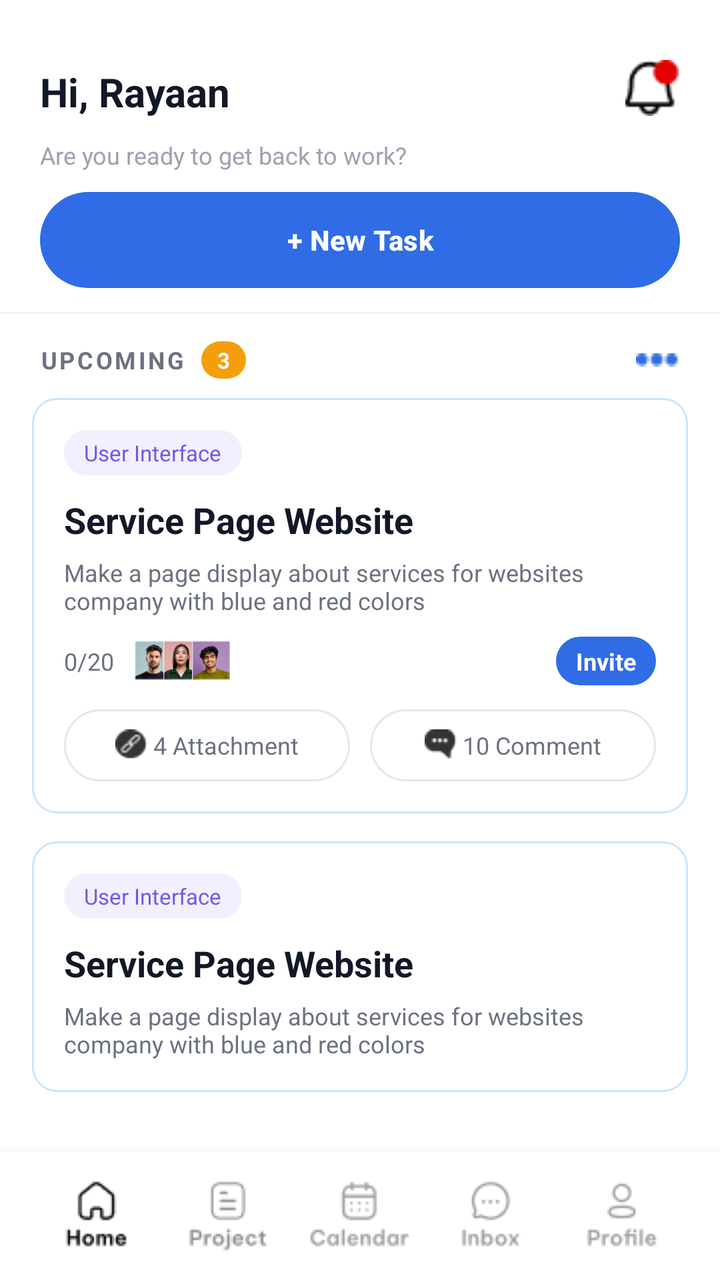
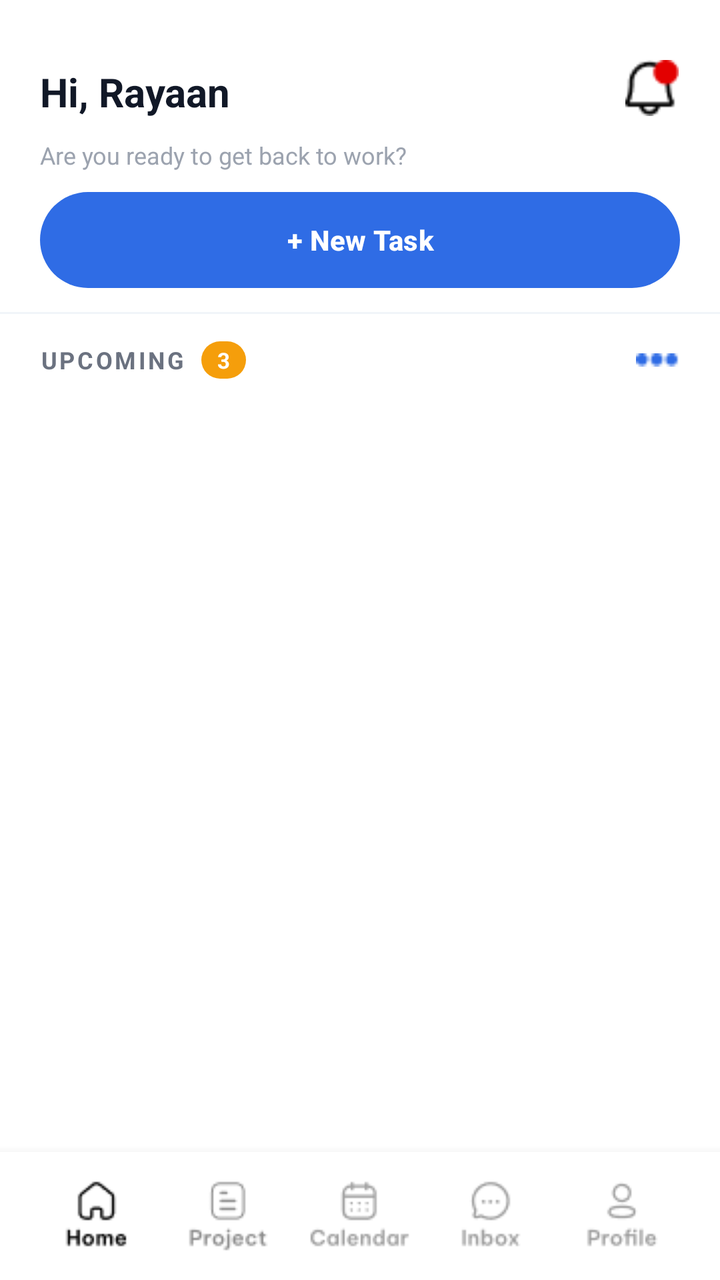

Screens rendered from an Android XML layout before and after an edit, with the pre-edit source and the edit as a unified diff.
<!-- AndroidManifest.xml: application theme Theme.Teamflow -->
<!-- res/layout/activity_home_page.xml -->
<RelativeLayout xmlns:android="http://schemas.android.com/apk/res/android"
    xmlns:app="http://schemas.android.com/apk/res-auto"
    android:layout_width="match_parent"
    android:layout_height="match_parent"
    xmlns:tools="http://schemas.android.com/tools"
    android:id="@+id/main"
    android:background="#FFFFFF"
    tools:context=".home_page">

    
    <LinearLayout
        android:id="@+id/header"
        android:layout_width="match_parent"
        android:layout_height="88dp"
        android:orientation="horizontal"
        android:paddingStart="20dp"
        android:paddingEnd="20dp"
        android:gravity="center_vertical">

        <LinearLayout
            android:layout_marginTop="15dp"
            android:layout_width="0dp"
            android:layout_height="wrap_content"
            android:layout_weight="1"
            android:orientation="vertical">

            <TextView
                android:id="@+id/tvHello"
                android:layout_width="wrap_content"
                android:layout_height="wrap_content"
                android:text="Hi, Rayaan"
                android:textColor="#111827"
                android:textSize="20sp"
                android:textStyle="bold" />

            <TextView
                android:layout_marginTop="10dp"
                android:id="@+id/tvPrompt"
                android:layout_width="wrap_content"
                android:layout_height="wrap_content"
                android:text="Are you ready to get back to work?"
                android:textColor="#9CA3AF"
                android:textSize="12sp" />
        </LinearLayout>

        <RelativeLayout
            android:layout_width="28dp"
            android:layout_height="28dp">

            <ImageView
                android:id="@+id/ivBell"
                android:layout_width="match_parent"
                android:layout_height="match_parent"
                android:src="@drawable/bell_icon" />


        </RelativeLayout>
    </LinearLayout>

    
    <Button
        android:id="@+id/btnNewTask"
        android:layout_width="match_parent"
        android:layout_height="48dp"
        android:layout_below="@id/header"
        android:layout_marginStart="20dp"
        android:layout_marginEnd="20dp"
        android:layout_marginTop="8dp"
        android:text="+ New Task"
        android:textAllCaps="false"
        android:textStyle="bold"
        android:textColor="@android:color/white"
        android:background="@drawable/bg_btn_pill_blue"
        android:backgroundTint="@null" />

    <View
        android:id="@+id/dividerTop"
        android:layout_width="match_parent"
        android:layout_height="1dp"
        android:layout_below="@id/btnNewTask"
        android:layout_marginTop="12dp"
        android:background="#F1F5F9" />

    
    <LinearLayout
        android:id="@+id/sectionHeader"
        android:layout_width="match_parent"
        android:layout_height="wrap_content"
        android:layout_below="@id/dividerTop"
        android:layout_marginStart="20dp"
        android:layout_marginEnd="20dp"
        android:layout_marginTop="12dp"
        android:orientation="horizontal"
        android:gravity="center_vertical">

        <TextView
            android:layout_width="wrap_content"
            android:layout_height="wrap_content"
            android:text="UPCOMING"
            android:letterSpacing="0.1"
            android:textColor="#6B7280"
            android:textSize="12sp"
            android:textStyle="bold" />

        <TextView
            android:id="@+id/tvUpcomingCount"
            android:layout_width="wrap_content"
            android:layout_height="wrap_content"
            android:layout_marginStart="8dp"
            android:paddingStart="8dp"
            android:paddingEnd="8dp"
            android:paddingTop="2dp"
            android:paddingBottom="2dp"
            android:background="@drawable/bg_badge_orange"
            android:text="3"
            android:textColor="#FFFFFF"
            android:textSize="11sp"
            android:textStyle="bold" />

        <View
            android:layout_width="0dp"
            android:layout_height="0dp"
            android:layout_weight="1" />

        <ImageView
            android:id="@+id/btnMore"
            android:layout_width="22dp"
            android:layout_height="22dp"
            android:src="@drawable/more"
            app:tint="#2F6CE5" />
    </LinearLayout>

    <ScrollView
        android:id="@+id/scrollArea"
        android:layout_width="match_parent"
        android:layout_height="0dp"
        android:layout_below="@id/sectionHeader"
        android:layout_above="@+id/bottomNav"
        android:fillViewport="true"
        android:paddingStart="16dp"
        android:paddingEnd="16dp"
        android:paddingTop="8dp">

        <LinearLayout
            android:id="@+id/tasksContainer"
            android:layout_width="match_parent"
            android:layout_height="wrap_content"
            android:orientation="vertical">

            
            <LinearLayout
                android:layout_width="match_parent"
                android:layout_height="wrap_content"
                android:orientation="vertical"
                android:background="@drawable/bg_card_soft"
                android:padding="16dp"
                android:layout_marginBottom="14dp">

                
                <TextView
                    android:layout_width="wrap_content"
                    android:layout_height="wrap_content"
                    android:paddingStart="10dp"
                    android:paddingEnd="10dp"
                    android:paddingTop="4dp"
                    android:paddingBottom="4dp"
                    android:text="User Interface"
                    android:textColor="#6B5AE6"
                    android:textSize="11sp"
                    android:background="@drawable/bg_pill_light"/>

                
                <TextView
                    android:layout_width="wrap_content"
                    android:layout_height="wrap_content"
                    android:layout_marginTop="10dp"
                    android:text="Service Page Website"
                    android:textColor="#111827"
                    android:textSize="18sp"
                    android:textStyle="bold"/>

                <TextView
                    android:layout_width="wrap_content"
                    android:layout_height="wrap_content"
                    android:layout_marginTop="6dp"
                    android:text="Make a page display about services for websites company with blue and red colors"
                    android:textColor="#6B7280"
                    android:textSize="12sp"/>

                
                <LinearLayout
                    android:layout_width="match_parent"
                    android:layout_height="wrap_content"
                    android:layout_marginTop="10dp"
                    android:orientation="horizontal"
                    android:gravity="center_vertical">

                    <TextView
                        android:layout_width="wrap_content"
                        android:layout_height="wrap_content"
                        android:text="0/20"
                        android:textColor="#6B7280"
                        android:textSize="12sp"/>

                    <LinearLayout
                        android:layout_width="wrap_content"
                        android:layout_height="wrap_content"
                        android:layout_marginStart="10dp"
                        android:orientation="horizontal">
                        
                        <ImageView android:layout_width="20dp" android:layout_height="20dp" android:src="@drawable/pfp1"/>
                        <ImageView android:layout_width="20dp" android:layout_height="20dp" android:layout_marginStart="-6dp" android:src="@drawable/pfp2"/>
                        <ImageView android:layout_width="20dp" android:layout_height="20dp" android:layout_marginStart="-6dp" android:src="@drawable/pfp3"/>
                    </LinearLayout>

                    <View
                        android:layout_width="0dp"
                        android:layout_height="0dp"
                        android:layout_weight="1"/>

                    <TextView
                        android:layout_width="wrap_content"
                        android:layout_height="wrap_content"
                        android:paddingStart="10dp"
                        android:paddingEnd="10dp"
                        android:paddingTop="4dp"
                        android:paddingBottom="4dp"
                        android:text="Invite"
                        android:textColor="#FFFFFF"
                        android:textSize="12sp"
                        android:textStyle="bold"
                        android:background="@drawable/bg_chip_primary"/>
                </LinearLayout>

                
                <LinearLayout
                    android:layout_width="match_parent"
                    android:layout_height="wrap_content"
                    android:layout_marginTop="12dp"
                    android:orientation="horizontal">

                    
                    <RelativeLayout
                        android:layout_width="0dp"
                        android:layout_height="36dp"
                        android:layout_weight="1"
                        android:background="@drawable/bg_chip_outline"
                        android:layout_marginEnd="5dp">

                        <LinearLayout
                            android:layout_width="wrap_content"
                            android:layout_height="wrap_content"
                            android:layout_centerInParent="true"
                            android:orientation="horizontal"
                            android:gravity="center_vertical">

                            <ImageView
                                android:layout_width="16dp"
                                android:layout_height="16dp"
                                android:src="@drawable/paperclip"
                                android:layout_gravity="center_vertical" />

                            <TextView
                                android:layout_width="wrap_content"
                                android:layout_height="wrap_content"
                                android:text=" 4 Attachment"
                                android:textColor="#6B7280"
                                android:textSize="12sp" />
                        </LinearLayout>
                    </RelativeLayout>

                    
                    <RelativeLayout
                        android:layout_width="0dp"
                        android:layout_height="36dp"
                        android:layout_weight="1"
                        android:background="@drawable/bg_chip_outline"
                        android:layout_marginStart="5dp">

                        <LinearLayout
                            android:layout_width="wrap_content"
                            android:layout_height="wrap_content"
                            android:layout_centerInParent="true"
                            android:orientation="horizontal"
                            android:gravity="center_vertical">

                            <ImageView
                                android:layout_width="16dp"
                                android:layout_height="16dp"
                                android:src="@drawable/comments"
                                android:layout_gravity="center_vertical" />

                            <TextView
                                android:layout_width="wrap_content"
                                android:layout_height="wrap_content"
                                android:text=" 10 Comment"
                                android:textColor="#6B7280"
                                android:textSize="12sp" />
                        </LinearLayout>
                    </RelativeLayout>
                </LinearLayout>
            </LinearLayout>

            
            <LinearLayout
                android:layout_width="match_parent"
                android:layout_height="wrap_content"
                android:orientation="vertical"
                android:background="@drawable/bg_card_soft"
                android:padding="16dp"
                android:layout_marginBottom="14dp">

                <TextView
                    android:layout_width="wrap_content"
                    android:layout_height="wrap_content"
                    android:paddingStart="10dp"
                    android:paddingEnd="10dp"
                    android:paddingTop="4dp"
                    android:paddingBottom="4dp"
                    android:text="User Interface"
                    android:textColor="#6B5AE6"
                    android:textSize="11sp"
                    android:background="@drawable/bg_pill_light"/>

                <TextView
                    android:layout_width="wrap_content"
                    android:layout_height="wrap_content"
                    android:layout_marginTop="10dp"
                    android:text="Service Page Website"
                    android:textColor="#111827"
                    android:textSize="18sp"
                    android:textStyle="bold"/>

                <TextView
                    android:layout_width="wrap_content"
                    android:layout_height="wrap_content"
                    android:layout_marginTop="6dp"
                    android:text="Make a page display about services for websites company with blue and red colors"
                    android:textColor="#6B7280"
                    android:textSize="12sp"/>
            </LinearLayout>

        </LinearLayout>
    </ScrollView>

    
    <LinearLayout
        android:id="@+id/bottomNav"
        android:layout_width="match_parent"
        android:layout_height="64dp"
        android:layout_alignParentBottom="true"
        android:orientation="horizontal"
        android:background="#FFFFFF"
        android:paddingStart="16dp"
        android:paddingEnd="16dp"
        android:elevation="8dp">

        
        <LinearLayout
            android:layout_width="0dp"
            android:layout_height="match_parent"
            android:layout_weight="1"
            android:gravity="center"
            android:orientation="vertical">

            <ImageView
                android:layout_width="wrap_content"
                android:layout_height="wrap_content"
                android:src="@drawable/home_unselect"
                app:tint="@color/black" />


        </LinearLayout>

        
        <LinearLayout
            android:layout_width="0dp"
            android:layout_height="match_parent"
            android:layout_weight="1"
            android:gravity="center"
            android:orientation="vertical">
            <ImageView android:layout_width="wrap_content" android:layout_height="wrap_content" android:src="@drawable/project"/>
        </LinearLayout>

        <LinearLayout
            android:layout_width="0dp"
            android:layout_height="match_parent"
            android:layout_weight="1"
            android:gravity="center"
            android:orientation="vertical">
            <ImageView android:layout_width="wrap_content" android:layout_height="wrap_content" android:src="@drawable/calendar_unselect"/>
        </LinearLayout>

        <LinearLayout
            android:layout_width="0dp"
            android:layout_height="match_parent"
            android:layout_weight="1"
            android:gravity="center"
            android:orientation="vertical">
            <ImageView android:layout_width="wrap_content" android:layout_height="wrap_content" android:src="@drawable/inbox_unselect"/>
        </LinearLayout>

        <LinearLayout
            android:layout_width="0dp"
            android:layout_height="match_parent"
            android:layout_weight="1"
            android:gravity="center"
            android:orientation="vertical">
            <ImageView android:layout_width="wrap_content" android:layout_height="wrap_content" android:src="@drawable/profile_unselect"/>
        </LinearLayout>
    </LinearLayout>

</RelativeLayout>
<!-- resources referenced by this layout -->
<resources>
  <color name="black">#FF000000</color>
  <!-- drawable bell_icon: png bitmap (drawable, 509 bytes) -->
  <!-- drawable bg_badge_orange (drawable) -->
  <shape xmlns:android="http://schemas.android.com/apk/res/android">
      <solid android:color="#F59E0B"/>
      <corners android:radius="12dp"/>
  </shape>
  <!-- drawable bg_btn_pill_blue (drawable) -->
  <shape xmlns:android="http://schemas.android.com/apk/res/android">
      <solid android:color="#2F6CE5"/>
      <corners android:radius="24dp"/>
  </shape>
  <!-- drawable bg_card_soft (drawable) -->
  <shape xmlns:android="http://schemas.android.com/apk/res/android">
      <solid android:color="#FFFFFF"/>
      <corners android:radius="12dp"/>
      <stroke android:width="1dp" android:color="#CBE5FD"/>
  </shape>
  <!-- drawable bg_chip_outline (drawable) -->
  <shape xmlns:android="http://schemas.android.com/apk/res/android">
      <solid android:color="#FFFFFF"/>
      <stroke android:width="1dp" android:color="#E5E7EB"/>
      <corners android:radius="18dp"/>
  </shape>
  <!-- drawable bg_chip_primary (drawable) -->
  <shape xmlns:android="http://schemas.android.com/apk/res/android">
      <solid android:color="#2F6CE5"/>
      <corners android:radius="16dp"/>
  </shape>
  <!-- drawable bg_pill_light (drawable) -->
  <shape xmlns:android="http://schemas.android.com/apk/res/android">
      <solid android:color="#F2F0FF"/>
      <corners android:radius="16dp"/>
  </shape>
  <!-- drawable calendar_unselect: png bitmap (drawable, 1151 bytes) -->
  <!-- drawable comments: png bitmap (drawable, 347 bytes) -->
  <!-- drawable home_unselect: png bitmap (drawable, 898 bytes) -->
  <!-- drawable inbox_unselect: png bitmap (drawable, 952 bytes) -->
  <!-- drawable more: png bitmap (drawable, 224 bytes) -->
  <!-- drawable paperclip: png bitmap (drawable, 399 bytes) -->
  <!-- drawable pfp1: png bitmap (drawable, 3442 bytes) -->
  <!-- drawable pfp2: png bitmap (drawable, 3665 bytes) -->
  <!-- drawable pfp3: png bitmap (drawable, 3564 bytes) -->
  <!-- drawable profile_unselect: png bitmap (drawable, 1003 bytes) -->
  <!-- drawable project: png bitmap (drawable, 1049 bytes) -->
  <style name="Theme.Teamflow" parent="Base.Theme.Teamflow" />
  <style name="Base.Theme.Teamflow" parent="Theme.Material3.DayNight.NoActionBar">
          
         <item name="colorPrimary">#2F6CE5</item>
      </style>
</resources>

<!-- the commit's change to res/layout/activity_home_page.xml (unified diff, before → after) -->
@@ -130,218 +130,18 @@
             app:tint="#2F6CE5" />
     </LinearLayout>
 
-    <ScrollView
-        android:id="@+id/scrollArea"
+    
+    <androidx.recyclerview.widget.RecyclerView
+        android:id="@+id/rvTasks"
         android:layout_width="match_parent"
         android:layout_height="0dp"
         android:layout_below="@id/sectionHeader"
-        android:layout_above="@+id/bottomNav"
-        android:fillViewport="true"
+        android:layout_above="@id/bottomNav"
         android:paddingStart="16dp"
         android:paddingEnd="16dp"
-        android:paddingTop="8dp">
-
-        <LinearLayout
-            android:id="@+id/tasksContainer"
-            android:layout_width="match_parent"
-            android:layout_height="wrap_content"
-            android:orientation="vertical">
-
-            
-            <LinearLayout
-                android:layout_width="match_parent"
-                android:layout_height="wrap_content"
-                android:orientation="vertical"
-                android:background="@drawable/bg_card_soft"
-                android:padding="16dp"
-                android:layout_marginBottom="14dp">
-
-                
-                <TextView
-                    android:layout_width="wrap_content"
-                    android:layout_height="wrap_content"
-                    android:paddingStart="10dp"
-                    android:paddingEnd="10dp"
-                    android:paddingTop="4dp"
-                    android:paddingBottom="4dp"
-                    android:text="User Interface"
-                    android:textColor="#6B5AE6"
-                    android:textSize="11sp"
-                    android:background="@drawable/bg_pill_light"/>
-
-                
-                <TextView
-                    android:layout_width="wrap_content"
-                    android:layout_height="wrap_content"
-                    android:layout_marginTop="10dp"
-                    android:text="Service Page Website"
-                    android:textColor="#111827"
-                    android:textSize="18sp"
-                    android:textStyle="bold"/>
-
-                <TextView
-                    android:layout_width="wrap_content"
-                    android:layout_height="wrap_content"
-                    android:layout_marginTop="6dp"
-                    android:text="Make a page display about services for websites company with blue and red colors"
-                    android:textColor="#6B7280"
-                    android:textSize="12sp"/>
-
-                
-                <LinearLayout
-                    android:layout_width="match_parent"
-                    android:layout_height="wrap_content"
-                    android:layout_marginTop="10dp"
-                    android:orientation="horizontal"
-                    android:gravity="center_vertical">
-
-                    <TextView
-                        android:layout_width="wrap_content"
-                        android:layout_height="wrap_content"
-                        android:text="0/20"
-                        android:textColor="#6B7280"
-                        android:textSize="12sp"/>
-
-                    <LinearLayout
-                        android:layout_width="wrap_content"
-                        android:layout_height="wrap_content"
-                        android:layout_marginStart="10dp"
-                        android:orientation="horizontal">
-                        
-                        <ImageView android:layout_width="20dp" android:layout_height="20dp" android:src="@drawable/pfp1"/>
-                        <ImageView android:layout_width="20dp" android:layout_height="20dp" android:layout_marginStart="-6dp" android:src="@drawable/pfp2"/>
-                        <ImageView android:layout_width="20dp" android:layout_height="20dp" android:layout_marginStart="-6dp" android:src="@drawable/pfp3"/>
-                    </LinearLayout>
-
-                    <View
-                        android:layout_width="0dp"
-                        android:layout_height="0dp"
-                        android:layout_weight="1"/>
-
-                    <TextView
-                        android:layout_width="wrap_content"
-                        android:layout_height="wrap_content"
-                        android:paddingStart="10dp"
-                        android:paddingEnd="10dp"
-                        android:paddingTop="4dp"
-                        android:paddingBottom="4dp"
-                        android:text="Invite"
-                        android:textColor="#FFFFFF"
-                        android:textSize="12sp"
-                        android:textStyle="bold"
-                        android:background="@drawable/bg_chip_primary"/>
-                </LinearLayout>
-
-                
-                <LinearLayout
-                    android:layout_width="match_parent"
-                    android:layout_height="wrap_content"
-                    android:layout_marginTop="12dp"
-                    android:orientation="horizontal">
-
-                    
-                    <RelativeLayout
-                        android:layout_width="0dp"
-                        android:layout_height="36dp"
-                        android:layout_weight="1"
-                        android:background="@drawable/bg_chip_outline"
-                        android:layout_marginEnd="5dp">
-
-                        <LinearLayout
-                            android:layout_width="wrap_content"
-                            android:layout_height="wrap_content"
-                            android:layout_centerInParent="true"
-                            android:orientation="horizontal"
-                            android:gravity="center_vertical">
-
-                            <ImageView
-                                android:layout_width="16dp"
-                                android:layout_height="16dp"
-                                android:src="@drawable/paperclip"
-                                android:layout_gravity="center_vertical" />
-
-                            <TextView
-                                android:layout_width="wrap_content"
-                                android:layout_height="wrap_content"
-                                android:text=" 4 Attachment"
-                                android:textColor="#6B7280"
-                                android:textSize="12sp" />
-                        </LinearLayout>
-                    </RelativeLayout>
-
-                    
-                    <RelativeLayout
-                        android:layout_width="0dp"
-                        android:layout_height="36dp"
-                        android:layout_weight="1"
-                        android:background="@drawable/bg_chip_outline"
-                        android:layout_marginStart="5dp">
-
-                        <LinearLayout
-                            android:layout_width="wrap_content"
-                            android:layout_height="wrap_content"
-                            android:layout_centerInParent="true"
-                            android:orientation="horizontal"
-                            android:gravity="center_vertical">
-
-                            <ImageView
-                                android:layout_width="16dp"
-                                android:layout_height="16dp"
-                                android:src="@drawable/comments"
-                                android:layout_gravity="center_vertical" />
-
-                            <TextView
-                                android:layout_width="wrap_content"
-                                android:layout_height="wrap_content"
-                                android:text=" 10 Comment"
-                                android:textColor="#6B7280"
-                                android:textSize="12sp" />
-                        </LinearLayout>
-                    </RelativeLayout>
-                </LinearLayout>
-            </LinearLayout>
-
-            
-            <LinearLayout
-                android:layout_width="match_parent"
-                android:layout_height="wrap_content"
-                android:orientation="vertical"
-                android:background="@drawable/bg_card_soft"
-                android:padding="16dp"
-                android:layout_marginBottom="14dp">
-
-                <TextView
-                    android:layout_width="wrap_content"
-                    android:layout_height="wrap_content"
-                    android:paddingStart="10dp"
-                    android:paddingEnd="10dp"
-                    android:paddingTop="4dp"
-                    android:paddingBottom="4dp"
-                    android:text="User Interface"
-                    android:textColor="#6B5AE6"
-                    android:textSize="11sp"
-                    android:background="@drawable/bg_pill_light"/>
-
-                <TextView
-                    android:layout_width="wrap_content"
-                    android:layout_height="wrap_content"
-                    android:layout_marginTop="10dp"
-                    android:text="Service Page Website"
-                    android:textColor="#111827"
-                    android:textSize="18sp"
-                    android:textStyle="bold"/>
-
-                <TextView
-                    android:layout_width="wrap_content"
-                    android:layout_height="wrap_content"
-                    android:layout_marginTop="6dp"
-                    android:text="Make a page display about services for websites company with blue and red colors"
-                    android:textColor="#6B7280"
-                    android:textSize="12sp"/>
-            </LinearLayout>
-
-        </LinearLayout>
-    </ScrollView>
+        android:paddingTop="8dp"
+        android:clipToPadding="false" />
+
 
     
     <LinearLayout
@@ -357,6 +157,7 @@
 
         
         <LinearLayout
+            android:id="@+id/navHome"
             android:layout_width="0dp"
             android:layout_height="match_parent"
             android:layout_weight="1"
@@ -368,46 +169,69 @@
                 android:layout_height="wrap_content"
                 android:src="@drawable/home_unselect"
                 app:tint="@color/black" />
-
-
-        </LinearLayout>
-
-        
-        <LinearLayout
-            android:layout_width="0dp"
-            android:layout_height="match_parent"
-            android:layout_weight="1"
-            android:gravity="center"
-            android:orientation="vertical">
-            <ImageView android:layout_width="wrap_content" android:layout_height="wrap_content" android:src="@drawable/project"/>
-        </LinearLayout>
-
-        <LinearLayout
-            android:layout_width="0dp"
-            android:layout_height="match_parent"
-            android:layout_weight="1"
-            android:gravity="center"
-            android:orientation="vertical">
-            <ImageView android:layout_width="wrap_content" android:layout_height="wrap_content" android:src="@drawable/calendar_unselect"/>
-        </LinearLayout>
-
-        <LinearLayout
-            android:layout_width="0dp"
-            android:layout_height="match_parent"
-            android:layout_weight="1"
-            android:gravity="center"
-            android:orientation="vertical">
-            <ImageView android:layout_width="wrap_content" android:layout_height="wrap_content" android:src="@drawable/inbox_unselect"/>
-        </LinearLayout>
-
-        <LinearLayout
-            android:layout_width="0dp"
-            android:layout_height="match_parent"
-            android:layout_weight="1"
-            android:gravity="center"
-            android:orientation="vertical">
-            <ImageView android:layout_width="wrap_content" android:layout_height="wrap_content" android:src="@drawable/profile_unselect"/>
-        </LinearLayout>
+        </LinearLayout>
+
+        
+        <LinearLayout
+            android:id="@+id/navProjects"
+            android:layout_width="0dp"
+            android:layout_height="match_parent"
+            android:layout_weight="1"
+            android:gravity="center"
+            android:orientation="vertical">
+
+            <ImageView
+                android:layout_width="wrap_content"
+                android:layout_height="wrap_content"
+                android:src="@drawable/project" />
+        </LinearLayout>
+
+        
+        <LinearLayout
+            android:id="@+id/navCalendar"
+            android:layout_width="0dp"
+            android:layout_height="match_parent"
+            android:layout_weight="1"
+            android:gravity="center"
+            android:orientation="vertical">
+
+            <ImageView
+                android:layout_width="wrap_content"
+                android:layout_height="wrap_content"
+                android:src="@drawable/calendar_unselect" />
+        </LinearLayout>
+
+        
+        <LinearLayout
+            android:id="@+id/navInbox"
+            android:layout_width="0dp"
+            android:layout_height="match_parent"
+            android:layout_weight="1"
+            android:gravity="center"
+            android:orientation="vertical">
+
+            <ImageView
+                android:layout_width="wrap_content"
+                android:layout_height="wrap_content"
+                android:src="@drawable/inbox_unselect" />
+        </LinearLayout>
+
+        
+        <LinearLayout
+            android:id="@+id/navProfile"
+            android:layout_width="0dp"
+            android:layout_height="match_parent"
+            android:layout_weight="1"
+            android:gravity="center"
+            android:orientation="vertical">
+
+            <ImageView
+                android:layout_width="wrap_content"
+                android:layout_height="wrap_content"
+                android:src="@drawable/profile_unselect" />
+        </LinearLayout>
+
     </LinearLayout>
 
+
 </RelativeLayout>
<!-- resource entries referenced after the edit -->
@@ -12,37 +12,10 @@
       <solid android:color="#2F6CE5"/>
       <corners android:radius="24dp"/>
   </shape>
-  <!-- drawable bg_card_soft (drawable) -->
-  <shape xmlns:android="http://schemas.android.com/apk/res/android">
-      <solid android:color="#FFFFFF"/>
-      <corners android:radius="12dp"/>
-      <stroke android:width="1dp" android:color="#CBE5FD"/>
-  </shape>
-  <!-- drawable bg_chip_outline (drawable) -->
-  <shape xmlns:android="http://schemas.android.com/apk/res/android">
-      <solid android:color="#FFFFFF"/>
-      <stroke android:width="1dp" android:color="#E5E7EB"/>
-      <corners android:radius="18dp"/>
-  </shape>
-  <!-- drawable bg_chip_primary (drawable) -->
-  <shape xmlns:android="http://schemas.android.com/apk/res/android">
-      <solid android:color="#2F6CE5"/>
-      <corners android:radius="16dp"/>
-  </shape>
-  <!-- drawable bg_pill_light (drawable) -->
-  <shape xmlns:android="http://schemas.android.com/apk/res/android">
-      <solid android:color="#F2F0FF"/>
-      <corners android:radius="16dp"/>
-  </shape>
   <!-- drawable calendar_unselect: png bitmap (drawable, 1151 bytes) -->
-  <!-- drawable comments: png bitmap (drawable, 347 bytes) -->
   <!-- drawable home_unselect: png bitmap (drawable, 898 bytes) -->
   <!-- drawable inbox_unselect: png bitmap (drawable, 952 bytes) -->
   <!-- drawable more: png bitmap (drawable, 224 bytes) -->
-  <!-- drawable paperclip: png bitmap (drawable, 399 bytes) -->
-  <!-- drawable pfp1: png bitmap (drawable, 3442 bytes) -->
-  <!-- drawable pfp2: png bitmap (drawable, 3665 bytes) -->
-  <!-- drawable pfp3: png bitmap (drawable, 3564 bytes) -->
   <!-- drawable profile_unselect: png bitmap (drawable, 1003 bytes) -->
   <!-- drawable project: png bitmap (drawable, 1049 bytes) -->
   <style name="Theme.Teamflow" parent="Base.Theme.Teamflow" />
